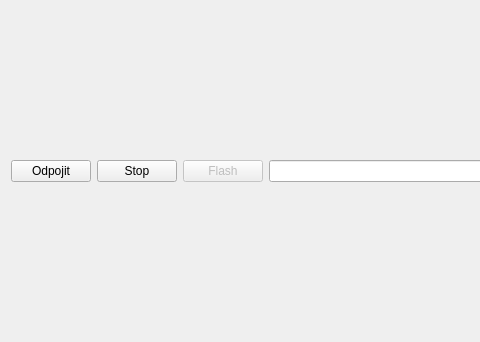
Old version of the form src/LorrisTerminal/lorristerminal.ui in the repository Tasssadar/Lorris; both pictures show x 0 to 480 and y 0 to 342 of the 1080 by 342 pixel window.
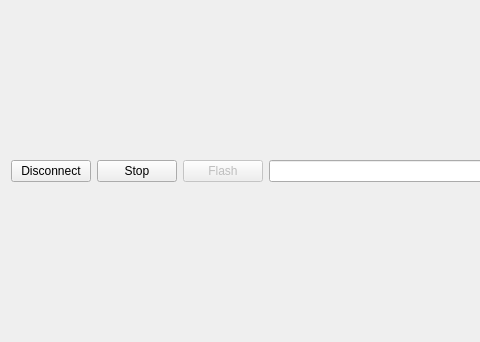
New version of the form.

```diff
--- a/src/LorrisTerminal/lorristerminal.ui
+++ b/src/LorrisTerminal/lorristerminal.ui
@@ -19,7 +19,7 @@
      <item>
       <widget class="QPushButton" name="connectButton">
        <property name="text">
-        <string>Odpojit</string>
+        <string>Disconnect</string>
        </property>
       </widget>
      </item>
```
